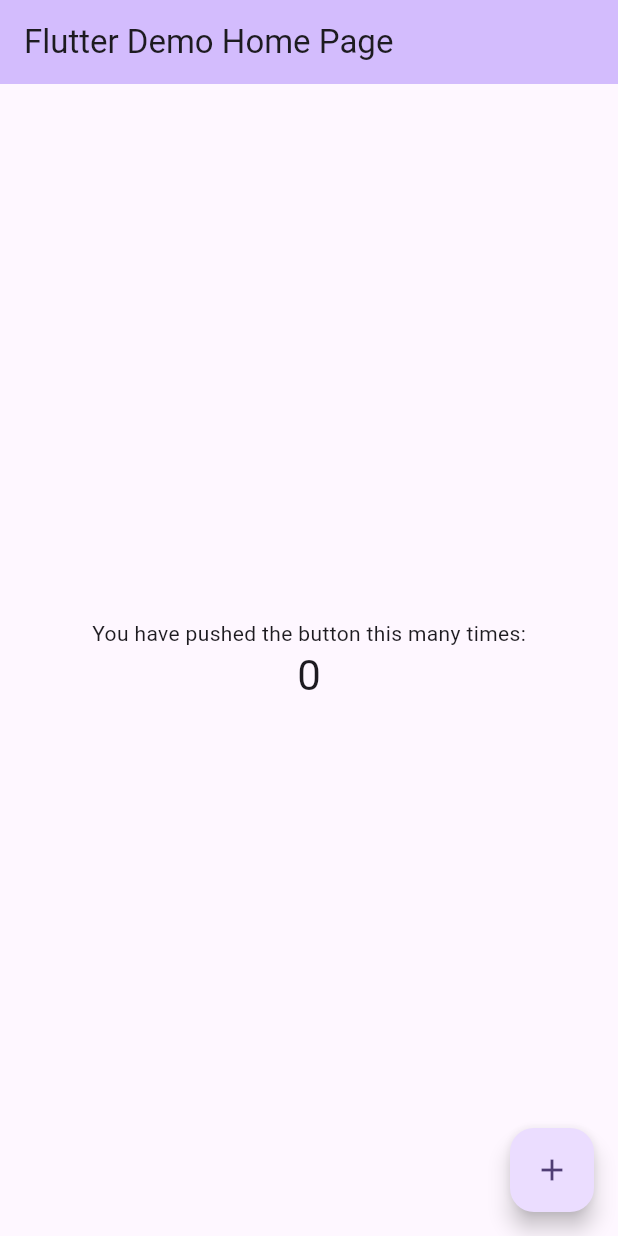
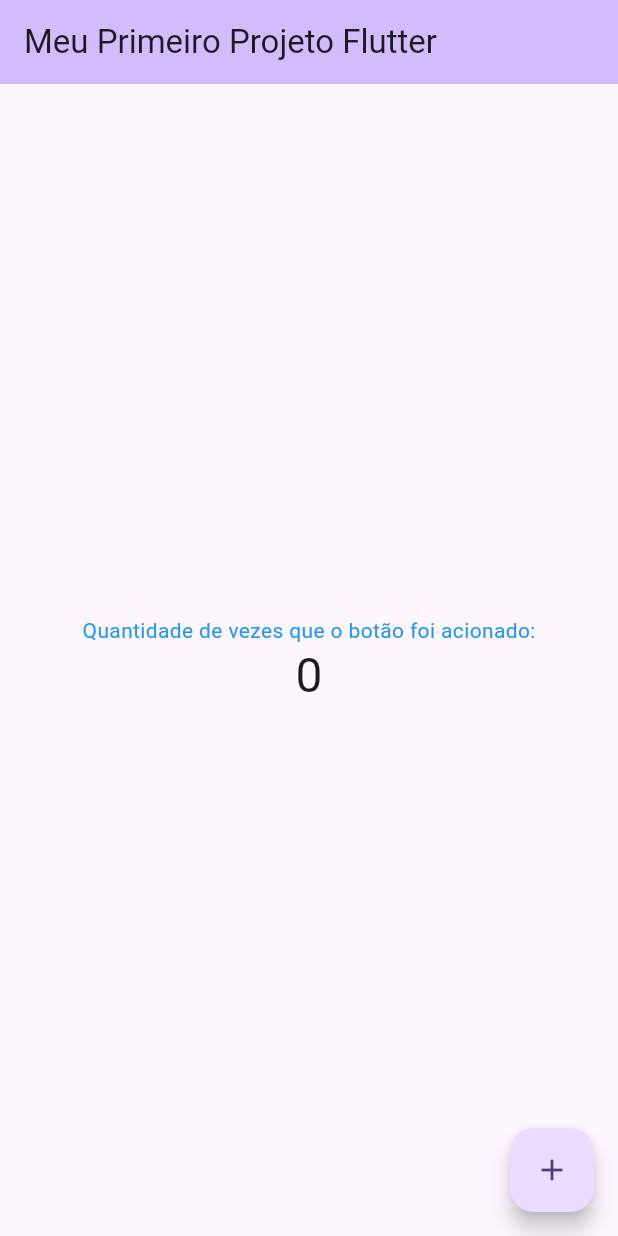
Before and after one commit to marcosguisleri/firstflutterapp, a Flutter app: the screen it shows after launch, on a phone screen of 412 x 824 dp. Run offline on Flutter 3.47's test engine with Material 3 defaults, Android fonts, the phone set to English and light mode, and no system bars.

Commit message:
Finalizando Alterações

```diff
--- a/lib/main.dart
+++ b/lib/main.dart
@@ -11,7 +11,7 @@ class MyApp extends StatelessWidget {
   @override
   Widget build(BuildContext context) {
     return MaterialApp(
-      title: 'Flutter Demo',
+      title: 'Primeiro Projeto Flutter',
       theme: ThemeData(
         // This is the theme of your application.
         //
@@ -31,7 +31,7 @@ class MyApp extends StatelessWidget {
         colorScheme: ColorScheme.fromSeed(seedColor: Colors.deepPurple),
         useMaterial3: true,
       ),
-      home: const MyHomePage(title: 'Flutter Demo Home Page'),
+      home: const MyHomePage(title: 'Meu Primeiro Projeto Flutter'),
     );
   }
 }
@@ -106,11 +106,14 @@ class _MyHomePageState extends State<MyHomePage> {
           mainAxisAlignment: MainAxisAlignment.center,
           children: <Widget>[
             const Text(
-              'You have pushed the button this many times:',
+              'Quantidade de vezes que o botão foi acionado:',
+              style: TextStyle(
+                color: Colors.blue
+              ),
             ),
             Text(
               '$_counter',
-              style: Theme.of(context).textTheme.headlineMedium,
+              style: Theme.of(context).textTheme.headlineLarge,
             ),
           ],
         ),
```
